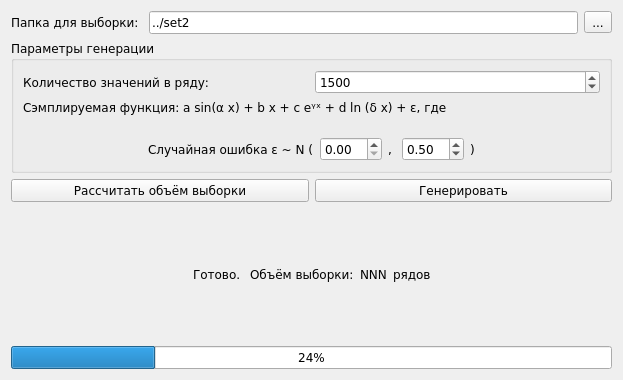
Qt form GUI/GenerateWidget.ui (gluk47/tsanalyzer) before a commit.
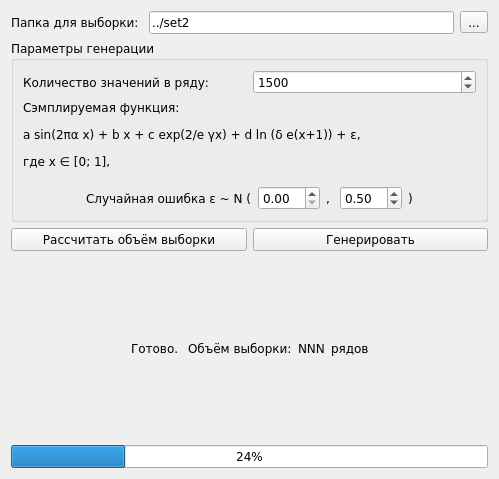
The same form after that commit.

```diff
--- a/GUI/GenerateWidget.ui
+++ b/GUI/GenerateWidget.ui
@@ -6,8 +6,8 @@
    <rect>
     <x>0</x>
     <y>0</y>
-    <width>623</width>
-    <height>380</height>
+    <width>499</width>
+    <height>479</height>
    </rect>
   </property>
   <property name="font">
@@ -82,7 +82,7 @@
          </font>
         </property>
         <property name="text">
-         <string>Сэмплируемая функция: a sin(α x) + b x + c eᵞˣ + d ln (δ x) + ε, где</string>
+         <string>&lt;html&gt;&lt;head/&gt;&lt;body&gt;&lt;p&gt;Сэмплируемая функция:&lt;/p&gt;&lt;p&gt;a sin(2πα x) + b x + c exp(2/e γx) + d ln (δ e(x+1)) + ε,&lt;/p&gt;&lt;p&gt;где x ∈ [0; 1],&lt;/p&gt;&lt;/body&gt;&lt;/html&gt;</string>
         </property>
        </widget>
       </item>
```
